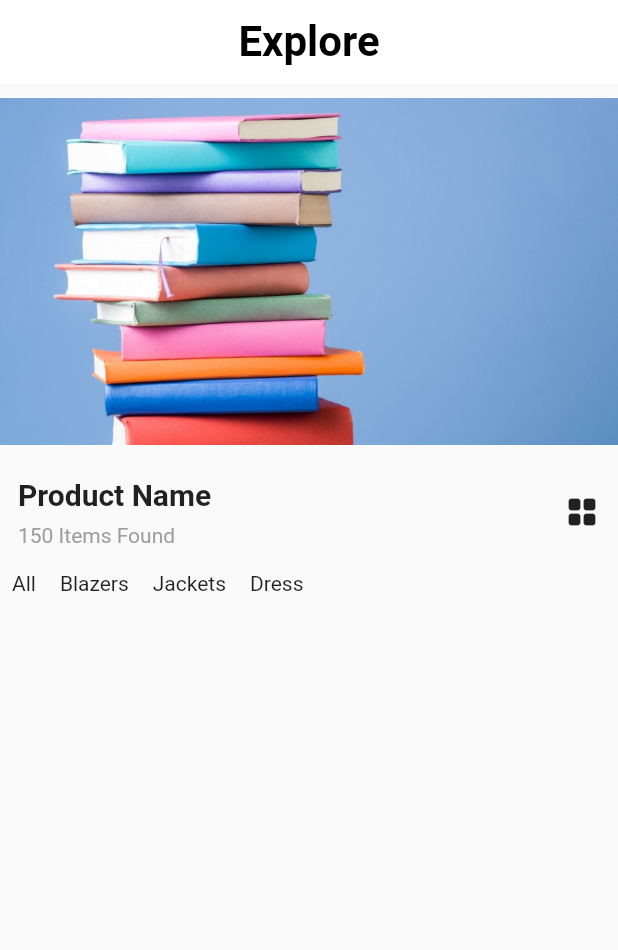
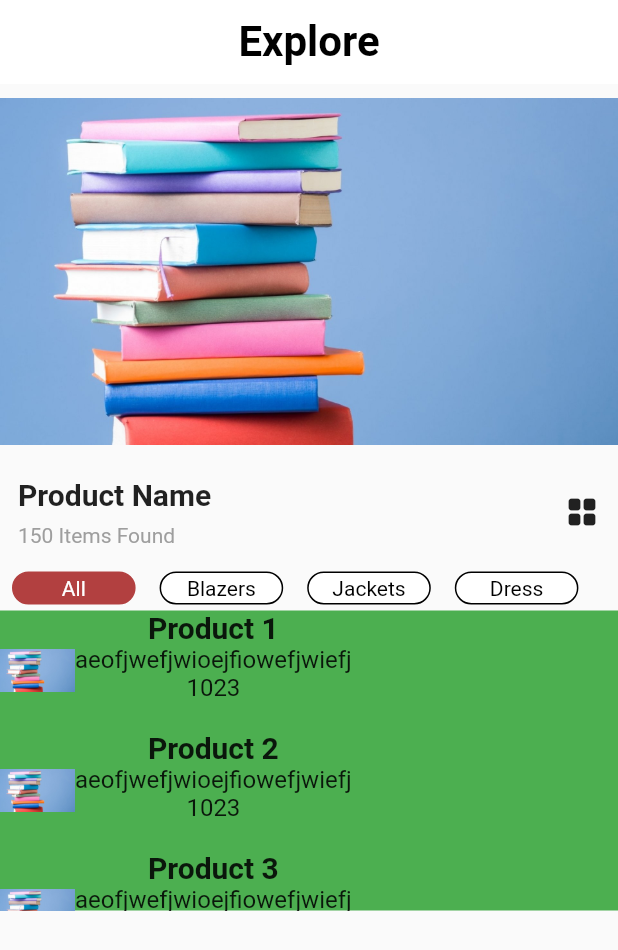
Before and after one commit to amincross/flutter-boot-camp, a Flutter app: the screen it shows after launch, on a phone screen of 412 x 824 dp. Shown: the top 950 px of the screen. Run offline on Flutter 3.47's test engine with Material 2 defaults, Android fonts, the light colour scheme and no system bars.

Commit message:
product list

```diff
--- a/flutterbootcamp/lib/explore_page.dart
+++ b/flutterbootcamp/lib/explore_page.dart
@@ -15,6 +15,18 @@ class _ExplorePageState extends State<ExplorePage> {
     "Dress",
   ];
 
+  List<Product> productList = [
+    Product("Product 1", "aeofjwefjwioejfiowefjwiefj", 1023, "assets/images/image1.jpg", true),
+    Product("Product 2", "aeofjwefjwioejfiowefjwiefj", 1023, "assets/images/image1.jpg", false),
+    Product("Product 3", "aeofjwefjwioejfiowefjwiefj", 1023, "assets/images/image1.jpg", true),
+    Product("Product 4", "aeofjwefjwioejfiowefjwiefj", 1023, "assets/images/image1.jpg", false),
+    Product("Product 5", "aeofjwefjwioejfiowefjwiefj", 1023, "assets/images/image1.jpg", false),
+    Product("Product 6", "aeofjwefjwioejfiowefjwiefj", 1023, "assets/images/image1.jpg", true),
+    Product("Product 7", "aeofjwefjwioejfiowefjwiefj", 1023, "assets/images/image1.jpg", false),
+  ];
+
+  int selectedIndex = 0;
+
   @override
   Widget build(BuildContext context) {
     Size screenSize = MediaQuery.of(context).size;
@@ -26,9 +38,15 @@ class _ExplorePageState extends State<ExplorePage> {
         centerTitle: true,
         title: Text("Explore", style: TextStyle(color: Colors.black, fontWeight: FontWeight.bold, fontSize: 28)),
       ),
-      body: Column(
+      body: SingleChildScrollView(
+        child: Column(
           children: [
-          Image.asset("assets/images/image1.jpg", width: screenSize.width, height: 250, fit: BoxFit.fitWidth),
+            Image.asset(
+              "assets/images/image1.jpg",
+              width: screenSize.width,
+              height: 250,
+              fit: BoxFit.fitWidth,
+            ),
             Container(
               margin: EdgeInsets.all(12),
               width: screenSize.width,
@@ -55,17 +73,94 @@ class _ExplorePageState extends State<ExplorePage> {
             ),
             Container(
               width: screenSize.width,
-            height: 80,
+              height: 30,
               child: ListView.builder(
                 scrollDirection: Axis.horizontal,
                 itemBuilder: (BuildContext context, int index) {
-                return Container(margin: EdgeInsets.symmetric(horizontal: 8, vertical: 4), child: Text(categoriesList[index]));
+                  Color backColor = Colors.white;
+                  Color borderColor = Color(0xff000000);
+                  Color textColor = Color(0xff000000);
+
+                  if (index == selectedIndex) {
+                    backColor = Color(0xffb24040);
+                    borderColor = Color(0xffb24040);
+                    textColor = Colors.white;
+                  } else {
+                    backColor = Colors.white;
+                    borderColor = Color(0xff000000);
+                    textColor = Color(0xff000000);
+                  }
+
+                  return InkWell(
+                    onTap: () {
+                      selectedIndex = index;
+
+                      setState(() {});
+                    },
+                    child: Container(
+                      alignment: Alignment.center,
+                      width: screenSize.width * 0.20,
+                      padding: EdgeInsets.symmetric(horizontal: 8, vertical: 2),
+                      decoration: BoxDecoration(
+                          color: backColor,
+                          border: Border.all(
+                            color: borderColor,
+                          ),
+                          borderRadius: BorderRadius.all(Radius.circular(20))),
+                      margin: EdgeInsets.symmetric(horizontal: 8, vertical: 4),
+                      child: Text(
+                        categoriesList[index],
+                        style: TextStyle(color: textColor),
+                      ),
+                    ),
+                  );
                 },
                 itemCount: categoriesList.length,
               ),
+            ),
+            Container(
+              width: screenSize.width,
+              height: 200,
+              color: Colors.green,
+              child: ListView.builder(
+                  itemBuilder: (context, index) {
+                    return Container(
+                      width: screenSize.width - 50,
+                      height: 80,
+                      child: Row(
+                        children: [
+                          Image.asset(
+                            productList[index].imageAddress,
+                            width: 50,
+                            height: 80,
+                            fit: BoxFit.fitWidth,
+                          ),
+                          Column(
+                            children: [
+                              Text(productList[index].name, style: TextStyle(fontSize: 20, fontWeight: FontWeight.bold)),
+                              Text(productList[index].description, style: TextStyle(fontSize: 16)),
+                              Text(productList[index].price.toString(), style: TextStyle(fontSize: 16)),
+                            ],
                           )
                         ],
                       ),
                     );
+                  },
+                  itemCount: productList.length),
+            )
+          ],
+        ),
+      ),
+    );
   }
 }
+
+class Product {
+  String name;
+  String description;
+  int price;
+  String imageAddress;
+  bool isFavorite;
+
+  Product(this.name, this.description, this.price, this.imageAddress, this.isFavorite);
+}
--- a/flutterbootcamp/pubspec.yaml
+++ b/flutterbootcamp/pubspec.yaml
@@ -61,6 +61,7 @@ flutter:
   # To add assets to your application, add an assets section, like this:
   assets:
     - assets/images/image1.jpg
+    - assets/images/person.png
 
   # An image asset can refer to one or more resolution-specific "variants", see
   # https://flutter.dev/assets-and-images/#resolution-aware
```
Also changed, not shown: flutterbootcamp/assets/images/person.png (added). Lines whose indentation alone changed are shown as unchanged.
